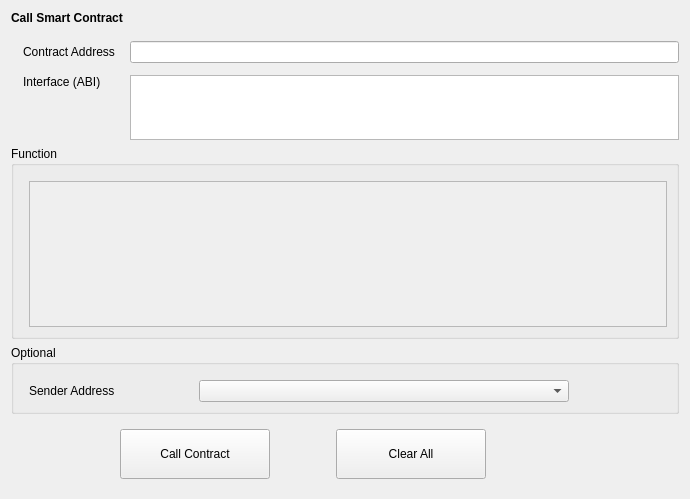
First picture: the form in src/qt/forms/callcontract.ui, repository HTMLCOIN/HTMLCOIN, before the edit.
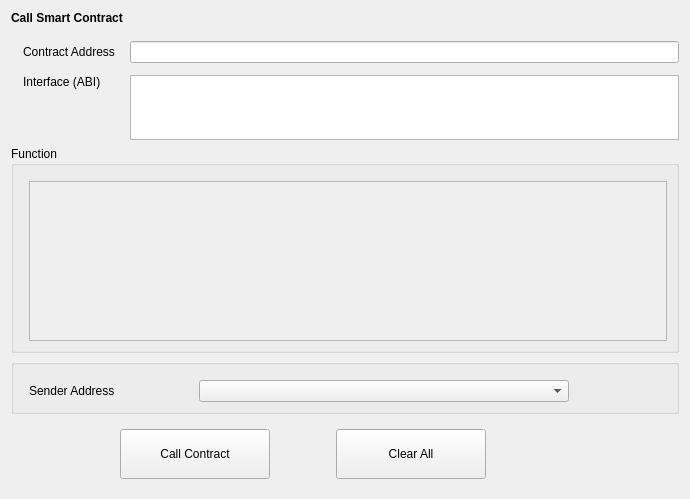
Second picture: the form after the edit. Custom widgets are drawn as their Qt base class.

Commit message: Remove Qt titles

Patch:
```diff
--- a/src/qt/forms/callcontract.ui
+++ b/src/qt/forms/callcontract.ui
@@ -145,9 +145,6 @@
        </item>
        <item>
         <widget class="QGroupBox" name="groupBoxOptional">
-         <property name="title">
-          <string>Optional</string>
-         </property>
          <layout class="QGridLayout" name="gridLayout_3">
           <property name="leftMargin">
            <number>15</number>
```
The commit also changes 2 other files.
